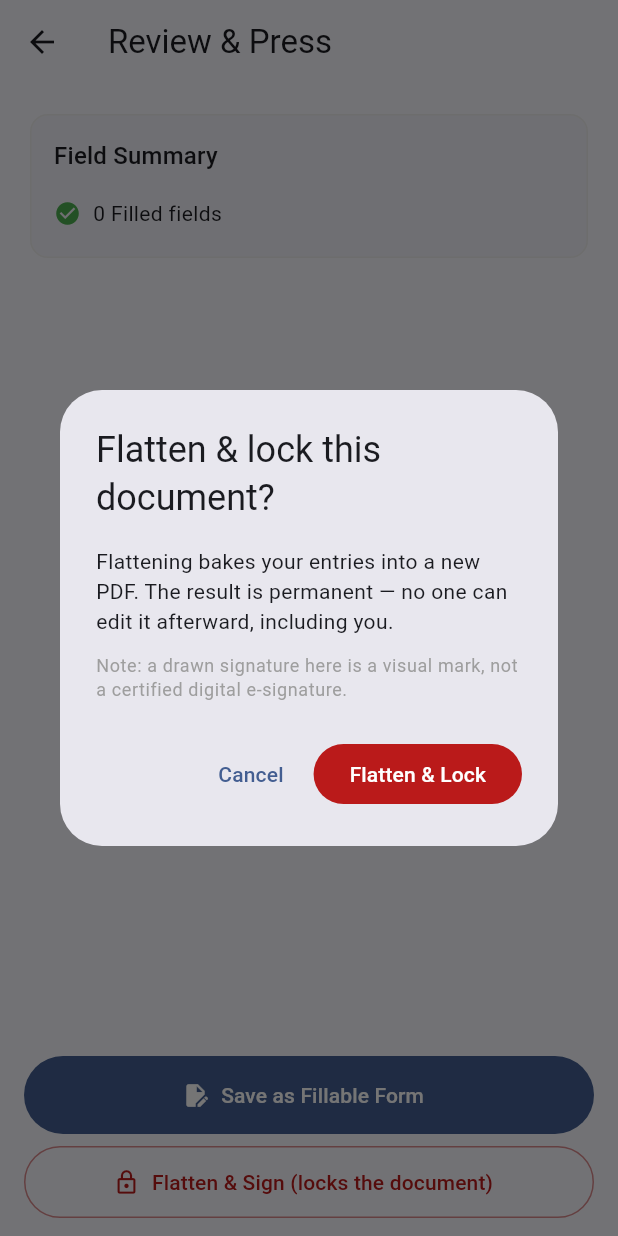
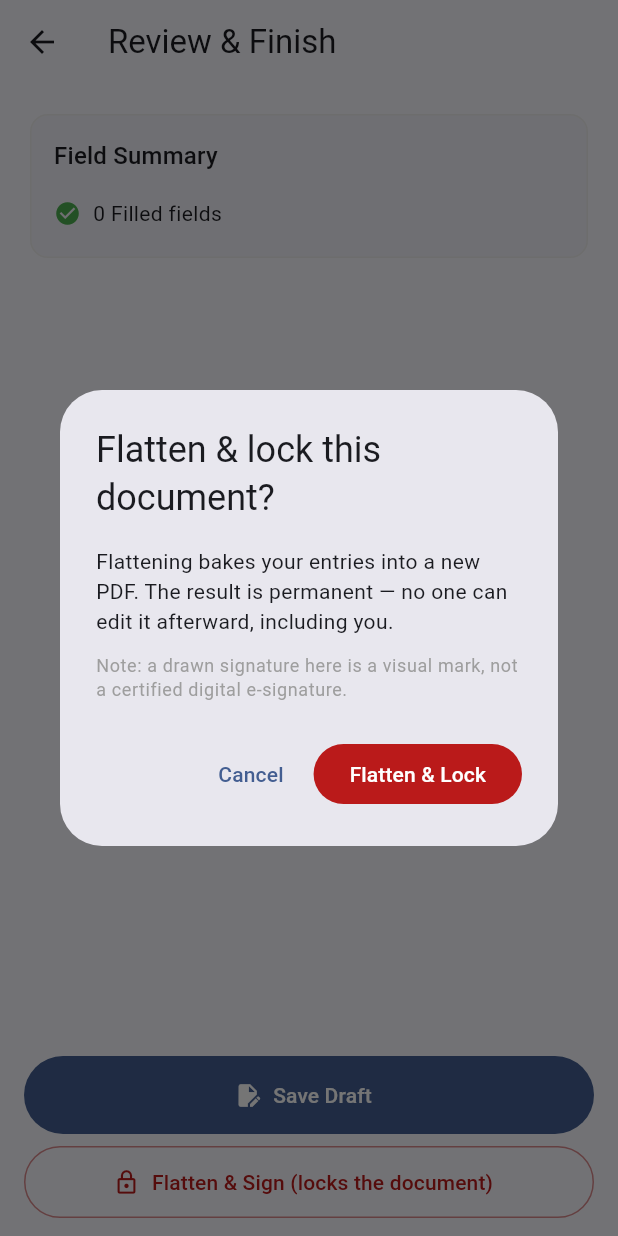
Before and after one commit to adaksolutionsllc/ScanSignSend, a Flutter app: the PressScreen screen opened directly with empty values, after a tap on "Flatten & Sign (locks the document)", on a phone screen of 412 x 824 dp. Run offline on Flutter 3.47's test engine with Material 3 defaults, Android fonts, the phone set to English and light mode, and no system bars; our stand-ins replace drift, file_picker, flutter_riverpod, go_router, in_app_purchase, local_auth and 2 more; missing offline and left inert: google_mlkit_text_recognition, syncfusion_flutter_pdf, syncfusion_flutter_pdfviewer, syncfusion_flutter_signaturepad; accounts and stored records are empty; generated files the repository leaves out were written again.

Commit message:
Fix draft export losing values/signatures; rename Pressed/Fillable UI
Bug: "Save as Fillable Form" exported a PDF that dropped filled field
values and signatures.
- Resolve signature file paths on the main isolate before compute()
  (the isolate has no PathResolver).
- Paint captured signatures onto page graphics — a drawn signature is
  an image overlay, not an AcroForm value — for both imported PDFs and
  scanned pages.
- Enable form.setDefaultAppearance(true) so filled text/checkbox values
  render in viewers that ignore NeedAppearances (Preview, Chrome).

UI copy: remove "Pressed" and "Fillable" from user-facing strings.
- "Save as Fillable Form" -> "Save Draft"
- Library status: "Pressed" -> "Completed", "Fillable" -> "Editable"
- Tab "Pressed" -> "Completed"; "Review & Press" -> "Review & Finish"
- "Fillable PDF detected" -> "Form fields detected"
Internal status ids and DB columns are unchanged (no migration).

Co-Authored-By: Claude Opus 4.8 <noreply@anthropic.com>

```diff
--- a/lib/features/field_detection/presentation/field_detection_screen.dart
+++ b/lib/features/field_detection/presentation/field_detection_screen.dart
@@ -58,7 +58,7 @@ class _FieldDetectionScreenState
                     size: 72,
                     color: Theme.of(context).colorScheme.primary),
                 const SizedBox(height: 24),
-                Text('Fillable PDF detected',
+                Text('Form fields detected',
                     style: Theme.of(context).textTheme.titleLarge),
                 const SizedBox(height: 12),
                 Text(
--- a/lib/features/fill_mode/presentation/fill_mode_screen.dart
+++ b/lib/features/fill_mode/presentation/fill_mode_screen.dart
@@ -62,7 +62,7 @@ class _FillModeScreenState extends ConsumerState<FillModeScreen> {
                     AppRoutes.press.replaceAll(':docId', '${widget.docId}'),
                   ),
                   icon: const Icon(Icons.task_alt),
-                  label: const Text('Review & Press'),
+                  label: const Text('Review & Finish'),
                 ),
               ),
             ),
--- a/lib/features/library/presentation/library_screen.dart
+++ b/lib/features/library/presentation/library_screen.dart
@@ -91,7 +91,7 @@ class _LibraryScreenState extends ConsumerState<LibraryScreen>
                 tabs: const [
                   Tab(text: 'All'),
                   Tab(text: 'Draft'),
-                  Tab(text: 'Pressed'),
+                  Tab(text: 'Completed'),
                   Tab(text: 'Template'),
                 ],
                 onTap: (_) => setState(() {}),
@@ -254,8 +254,8 @@ class _DocumentCard extends StatelessWidget {
       };
 
   static String _statusLabel(DocumentStatus s) => switch (s) {
-        DocumentStatus.pressed => 'Pressed',
-        DocumentStatus.fillable => 'Fillable',
+        DocumentStatus.pressed => 'Completed',
+        DocumentStatus.fillable => 'Editable',
         DocumentStatus.template => 'Template',
         DocumentStatus.draft => 'Draft',
       };
--- a/lib/features/press/presentation/press_screen.dart
+++ b/lib/features/press/presentation/press_screen.dart
@@ -28,7 +28,7 @@ class _PressScreenState extends ConsumerState<PressScreen> {
   @override
   Widget build(BuildContext context) {
     return Scaffold(
-      appBar: AppBar(title: const Text('Review & Press')),
+      appBar: AppBar(title: const Text('Review & Finish')),
       body: StreamBuilder<List<Field>>(
         stream: _fieldsStream,
         builder: (context, snapshot) {
@@ -90,7 +90,7 @@ class _PressScreenState extends ConsumerState<PressScreen> {
                       child: FilledButton.icon(
                         onPressed: () => _exportFillable(context),
                         icon: const Icon(Icons.edit_document),
-                        label: const Text('Save as Fillable Form'),
+                        label: const Text('Save Draft'),
                       ),
                     ),
                     const SizedBox(height: 8),
@@ -169,7 +169,7 @@ class _PressScreenState extends ConsumerState<PressScreen> {
               const SizedBox(height: 12),
               Text(
                 'This document has interactive form fields. Flattening removes '
-                'them — to keep them editable, choose “Save as Fillable Form” '
+                'them — to keep them editable, choose “Save Draft” '
                 'instead.',
                 style: TextStyle(color: Theme.of(ctx).colorScheme.error),
               ),
--- a/lib/features/viewer/presentation/document_viewer_screen.dart
+++ b/lib/features/viewer/presentation/document_viewer_screen.dart
@@ -311,7 +311,7 @@ class _NoPdf extends StatelessWidget {
                 style: Theme.of(context).textTheme.titleMedium),
             const SizedBox(height: 6),
             const Text(
-              'Fill and export this document (fillable or flattened) to view it here.',
+              'Fill and export this document (draft or flattened) to view it here.',
               textAlign: TextAlign.center,
               style: TextStyle(color: Colors.grey),
             ),
```
Also changed, not shown: lib/core/services/fillable_form_export_service.dart (+61 -5 lines).
